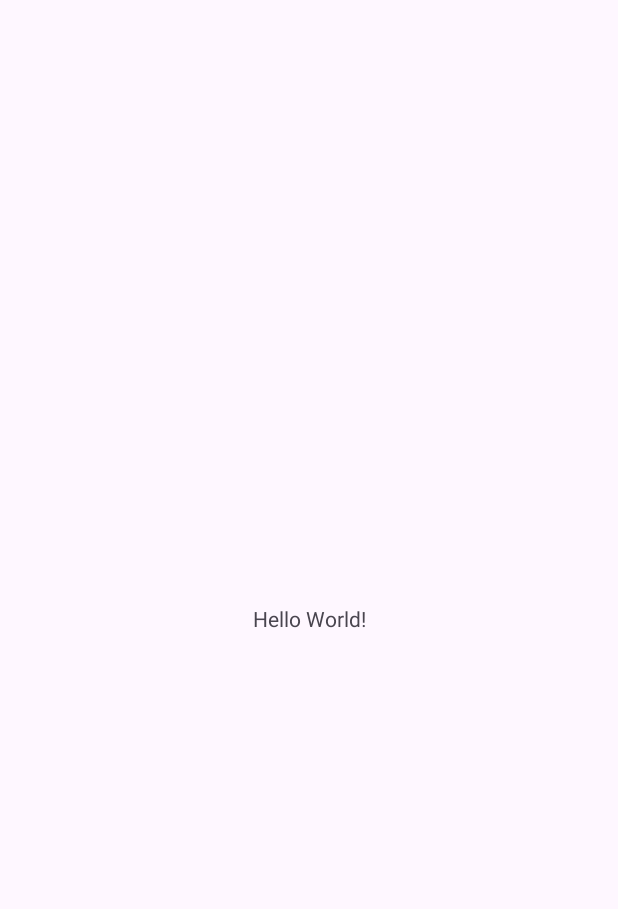
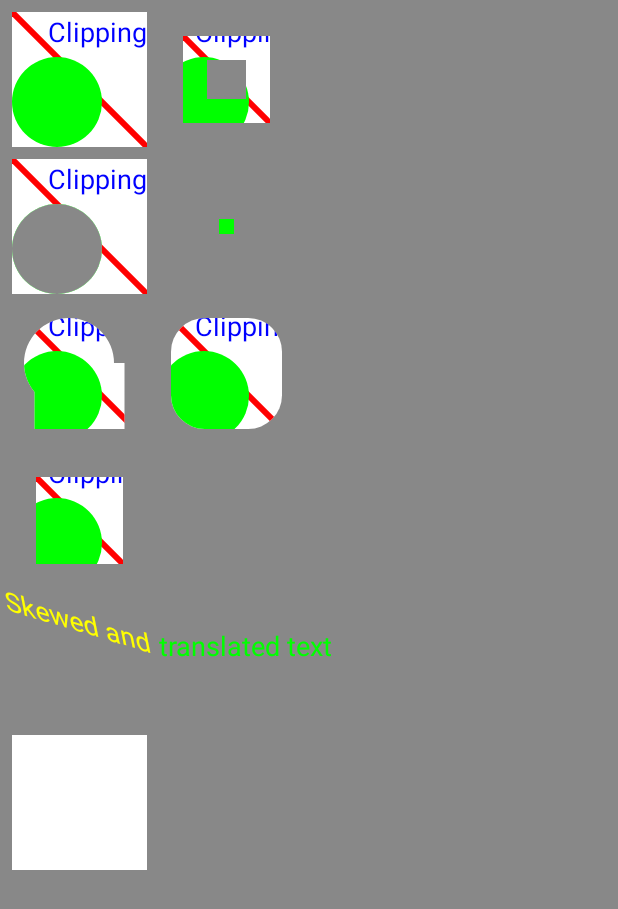
Before and after one commit to a-fei-95/udacity-clipping-example, an Android app: the screen it shows after launch (MainActivity), on a phone screen of 412 x 824 dp. Before the commit the part shown is almost empty. Shown: the top 909 px of the screen. Run offline under Robolectric (Android 15) with nearby library versions, the phone set to English and light mode, and no system bars.

Commit message:
clipping

```diff
--- /dev/null
+++ b/app/src/main/java/com/example/android/clippingexample/ClippedView.kt
@@ -0,0 +1,308 @@
+package com.example.android.clippingexample
+
+import android.content.Context
+import android.graphics.Canvas
+import android.graphics.Color
+import android.graphics.Paint
+import android.graphics.Path
+import android.graphics.RectF
+import android.graphics.Region
+import android.os.Build
+import android.util.AttributeSet
+import android.view.View
+
+class ClippedView @JvmOverloads constructor(
+    context: Context,
+    attrs: AttributeSet? = null,
+    defStyleAttr: Int = 0
+) : View(context, attrs, defStyleAttr) {
+
+    private val paint = Paint().apply {
+        // Smooth out edges of what is drawn without affecting shape.
+        isAntiAlias = true
+        strokeWidth = resources.getDimension(R.dimen.strokeWidth)
+        textSize = resources.getDimension(R.dimen.textSize)
+    }
+
+    private val path = Path()
+
+    private val clipRectRight = resources.getDimension(R.dimen.clipRectRight)
+    private val clipRectBottom = resources.getDimension(R.dimen.clipRectBottom)
+    private val clipRectTop = resources.getDimension(R.dimen.clipRectTop)
+    private val clipRectLeft = resources.getDimension(R.dimen.clipRectLeft)
+
+    private val rectInset = resources.getDimension(R.dimen.rectInset)
+    private val smallRectOffset = resources.getDimension(R.dimen.smallRectOffset)
+
+    private val circleRadius = resources.getDimension(R.dimen.circleRadius)
+
+    private val textOffset = resources.getDimension(R.dimen.textOffset)
+    private val textSize = resources.getDimension(R.dimen.textSize)
+
+    private val columnOne = rectInset
+    private val columnTwo = columnOne + rectInset + clipRectRight
+
+    private val rowOne = rectInset
+    private val rowTwo = rowOne + rectInset + clipRectBottom
+    private val rowThree = rowTwo + rectInset + clipRectBottom
+    private val rowFour = rowThree + rectInset + clipRectBottom
+    private val textRow = rowFour + (1.5f * clipRectBottom)
+
+    private var rectF = RectF(
+        rectInset,
+        rectInset,
+        clipRectRight - rectInset,
+        clipRectBottom - rectInset
+    )
+
+    private val rejectRow = rowFour + rectInset + 2 * clipRectBottom
+
+    override fun onDraw(canvas: Canvas) {
+        super.onDraw(canvas)
+        drawBackAndUnclippedRectangle(canvas)
+        drawDifferenceClippingExample(canvas)
+        drawCircularClippingExample(canvas)
+        drawIntersectionClippingExample(canvas)
+        drawCombinedClippingExample(canvas)
+        drawRoundedRectangleClippingExample(canvas)
+        drawOutsideClippingExample(canvas)
+        drawSkewedTextExample(canvas)
+        drawTranslatedTextExample(canvas)
+        drawQuickRejectExample(canvas)
+    }
+
+    private fun drawClippedRectangle(canvas: Canvas) {
+        canvas.clipRect(
+            clipRectLeft, clipRectTop,
+            clipRectRight, clipRectBottom
+        )
+
+        canvas.drawColor(Color.WHITE)
+
+        paint.color = Color.RED
+        canvas.drawLine(
+            clipRectLeft, clipRectTop,
+            clipRectRight, clipRectBottom, paint
+        )
+
+        paint.color = Color.GREEN
+        canvas.drawCircle(
+            circleRadius, clipRectBottom - circleRadius,
+            circleRadius, paint
+        )
+
+        paint.color = Color.BLUE
+        // Align the RIGHT side of the text with the origin.
+        paint.textSize = textSize
+        paint.textAlign = Paint.Align.RIGHT
+        canvas.drawText(
+            context.getString(R.string.clipping),
+            clipRectRight, textOffset, paint
+        )
+    }
+
+    private fun drawBackAndUnclippedRectangle(canvas: Canvas) {
+        canvas.drawColor(Color.GRAY)
+        canvas.save()
+        canvas.translate(columnOne, rowOne)
+        drawClippedRectangle(canvas)
+        canvas.restore()
+    }
+
+    private fun drawDifferenceClippingExample(canvas: Canvas) {
+        canvas.save()
+        // Move the origin to the right for the next rectangle.
+        canvas.translate(columnTwo, rowOne)
+        // Use the subtraction of two clipping rectangles to create a frame.
+        canvas.clipRect(
+            2 * rectInset, 2 * rectInset,
+            clipRectRight - 2 * rectInset,
+            clipRectBottom - 2 * rectInset
+        )
+        // The method clipRect(float, float, float, float, Region.Op
+        // .DIFFERENCE) was deprecated in API level 26. The recommended
+        // alternative method is clipOutRect(float, float, float, float),
+        // which is currently available in API level 26 and higher.
+        if (Build.VERSION.SDK_INT < Build.VERSION_CODES.O)
+            canvas.clipRect(
+                4 * rectInset, 4 * rectInset,
+                clipRectRight - 4 * rectInset,
+                clipRectBottom - 4 * rectInset,
+                Region.Op.DIFFERENCE
+            )
+        else {
+            canvas.clipOutRect(
+                4 * rectInset, 4 * rectInset,
+                clipRectRight - 4 * rectInset,
+                clipRectBottom - 4 * rectInset
+            )
+        }
+        drawClippedRectangle(canvas)
+        canvas.restore()
+    }
+
+    private fun drawCircularClippingExample(canvas: Canvas) {
+        canvas.save()
+        canvas.translate(columnOne, rowTwo)
+        // Clears any lines and curves from the path but unlike reset(),
+        // keeps the internal data structure for faster reuse.
+        path.rewind()
+        path.addCircle(
+            circleRadius, clipRectBottom - circleRadius,
+            circleRadius, Path.Direction.CCW
+        )
+        // The method clipPath(path, Region.Op.DIFFERENCE) was deprecated in
+        // API level 26. The recommended alternative method is
+        // clipOutPath(Path), which is currently available in
+        // API level 26 and higher.
+        if (Build.VERSION.SDK_INT < Build.VERSION_CODES.O) {
+            canvas.clipPath(path, Region.Op.DIFFERENCE)
+        } else {
+            canvas.clipOutPath(path)
+        }
+        drawClippedRectangle(canvas)
+        canvas.restore()
+    }
+
+    private fun drawIntersectionClippingExample(canvas: Canvas) {
+        canvas.save()
+        canvas.translate(columnTwo, rowTwo)
+        canvas.clipRect(
+            clipRectLeft, clipRectTop,
+            clipRectRight - smallRectOffset,
+            clipRectBottom - smallRectOffset
+        )
+        // The method clipRect(float, float, float, float, Region.Op
+        // .INTERSECT) was deprecated in API level 26. The recommended
+        // alternative method is clipRect(float, float, float, float), which
+        // is currently available in API level 26 and higher.
+        if (Build.VERSION.SDK_INT < Build.VERSION_CODES.O) {
+            canvas.clipRect(
+                clipRectLeft + smallRectOffset,
+                clipRectTop + smallRectOffset,
+                clipRectRight, clipRectBottom,
+                Region.Op.INTERSECT
+            )
+        } else {
+            canvas.clipRect(
+                clipRectLeft + smallRectOffset,
+                clipRectTop + smallRectOffset,
+                clipRectRight, clipRectBottom
+            )
+        }
+        drawClippedRectangle(canvas)
+        canvas.restore()
+    }
+
+    private fun drawCombinedClippingExample(canvas: Canvas) {
+        canvas.save()
+        canvas.translate(columnOne, rowThree)
+        path.rewind()
+        path.addCircle(
+            clipRectLeft + rectInset + circleRadius,
+            clipRectTop + circleRadius + rectInset,
+            circleRadius, Path.Direction.CCW
+        )
+        path.addRect(
+            clipRectRight / 2 - circleRadius,
+            clipRectTop + circleRadius + rectInset,
+            clipRectRight / 2 + circleRadius,
+            clipRectBottom - rectInset, Path.Direction.CCW
+        )
+        canvas.clipPath(path)
+        drawClippedRectangle(canvas)
+        canvas.restore()
+    }
+
+    private fun drawRoundedRectangleClippingExample(canvas: Canvas) {
+        canvas.save()
+        canvas.translate(columnTwo, rowThree)
+        path.rewind()
+        path.addRoundRect(
+            rectF, clipRectRight / 4,
+            clipRectRight / 4, Path.Direction.CCW
+        )
+        canvas.clipPath(path)
+        drawClippedRectangle(canvas)
+        canvas.restore()
+    }
+
+    private fun drawOutsideClippingExample(canvas: Canvas) {
+        canvas.save()
+        canvas.translate(columnOne, rowFour)
+        canvas.clipRect(
+            2 * rectInset, 2 * rectInset,
+            clipRectRight - 2 * rectInset,
+            clipRectBottom - 2 * rectInset
+        )
+        drawClippedRectangle(canvas)
+        canvas.restore()
+    }
+
+    private fun drawTranslatedTextExample(canvas: Canvas) {
+        canvas.save()
+        paint.color = Color.GREEN
+        // Align the RIGHT side of the text with the origin.
+        paint.textAlign = Paint.Align.LEFT
+        // Apply transformation to canvas.
+        canvas.translate(columnTwo, textRow)
+        // Draw text.
+        canvas.drawText(
+            context.getString(R.string.translated),
+            clipRectLeft, clipRectTop, paint
+        )
+        canvas.restore()
+    }
+
+    private fun drawSkewedTextExample(canvas: Canvas) {
+        canvas.save()
+        paint.color = Color.YELLOW
+        paint.textAlign = Paint.Align.RIGHT
+        // Position text.
+        canvas.translate(columnTwo, textRow)
+        // Apply skew transformation.
+        canvas.skew(0.2f, 0.3f)
+        canvas.drawText(
+            context.getString(R.string.skewed),
+            clipRectLeft, clipRectTop, paint
+        )
+        canvas.restore()
+    }
+
+    private fun drawQuickRejectExample(canvas: Canvas) {
+        val inClipRectangle = RectF(
+            clipRectRight / 2,
+            clipRectBottom / 2,
+            clipRectRight * 2,
+            clipRectBottom * 2
+        )
+
+        val notInClipRectangle = RectF(
+            RectF(
+                clipRectRight + 1,
+                clipRectBottom + 1,
+                clipRectRight * 2,
+                clipRectBottom * 2
+            )
+        )
+
+        canvas.save()
+        canvas.translate(columnOne, rejectRow)
+        canvas.clipRect(
+            clipRectLeft, clipRectTop,
+            clipRectRight, clipRectBottom
+        )
+        if (canvas.quickReject(
+                notInClipRectangle, Canvas.EdgeType.AA
+            )
+        ) {
+            canvas.drawColor(Color.WHITE)
+        } else {
+            canvas.drawColor(Color.BLACK)
+            canvas.drawRect(
+                inClipRectangle, paint
+            )
+        }
+        canvas.restore()
+    }
+}
--- a/app/src/main/java/com/example/android/clippingexample/MainActivity.kt
+++ b/app/src/main/java/com/example/android/clippingexample/MainActivity.kt
@@ -6,6 +6,6 @@ import android.os.Bundle
 class MainActivity : AppCompatActivity() {
     override fun onCreate(savedInstanceState: Bundle?) {
         super.onCreate(savedInstanceState)
-        setContentView(R.layout.activity_main)
+        setContentView(ClippedView(this))
     }
 }
--- /dev/null
+++ b/app/src/main/res/values-sw480dp/dimens.xml
@@ -0,0 +1,12 @@
+<?xml version="1.0" encoding="utf-8"?>
+<resources>
+    <dimen name="clipRectRight">120dp</dimen>
+    <dimen name="clipRectBottom">120dp</dimen>
+
+    <dimen name="rectInset">10dp</dimen>
+    <dimen name="smallRectOffset">50dp</dimen>
+
+    <dimen name="circleRadius">40dp</dimen>
+    <dimen name="textOffset">25dp</dimen>
+    <dimen name="strokeWidth">6dp</dimen>
+</resources>
--- /dev/null
+++ b/app/src/main/res/values/dimens.xml
@@ -0,0 +1,16 @@
+<?xml version="1.0" encoding="utf-8"?>
+<resources>
+    <dimen name="clipRectRight">90dp</dimen>
+    <dimen name="clipRectBottom">90dp</dimen>
+    <dimen name="clipRectTop">0dp</dimen>
+    <dimen name="clipRectLeft">0dp</dimen>
+
+    <dimen name="rectInset">8dp</dimen>
+    <dimen name="smallRectOffset">40dp</dimen>
+
+    <dimen name="circleRadius">30dp</dimen>
+    <dimen name="textOffset">20dp</dimen>
+    <dimen name="strokeWidth">4dp</dimen>
+
+    <dimen name="textSize">18sp</dimen>
+</resources>
--- a/app/src/main/res/values/strings.xml
+++ b/app/src/main/res/values/strings.xml
@@ -1,3 +1,7 @@
 <resources>
     <string name="app_name">ClippingExample</string>
+
+    <string name="clipping">Clipping</string>
+    <string name="translated">translated text</string>
+    <string name="skewed">"Skewed and "</string>
 </resources>
```
